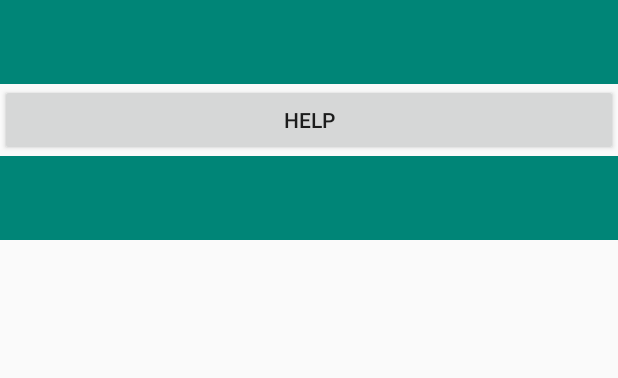
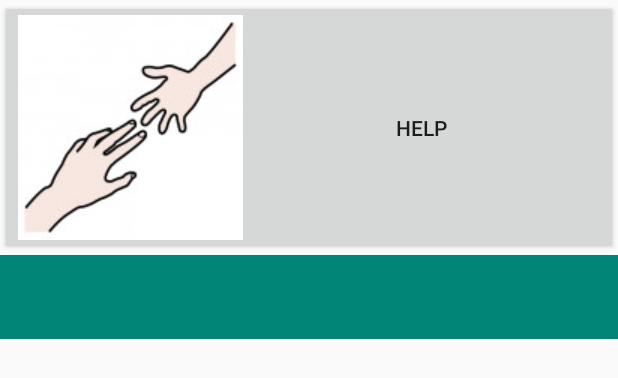
Before and after one commit to hti-group4/PECS2life, an Android app: the layout activity_main.xml on its own in the app's theme, with its tools: preview values and no code run, on a phone screen of 412 x 824 dp. Shown: the top 378 px of the screen. Run offline under Robolectric (Android 15) with nearby library versions, the phone set to English and light mode, and no system bars.

Commit message:
removed the app toolbar & added a photo for the help card button

```diff
--- a/PECS2lifeAndroid/app/src/main/java/io/github/htigroup4/pecs2life/MainActivity.java
+++ b/PECS2lifeAndroid/app/src/main/java/io/github/htigroup4/pecs2life/MainActivity.java
@@ -1,18 +1,3 @@
-/*
- * Copyright (C) 2018 Google Inc.
- *
- * Licensed under the Apache License, Version 2.0 (the "License");
- * you may not use this file except in compliance with the License.
- * You may obtain a copy of the License at
- *
- *     http://www.apache.org/licenses/LICENSE-2.0
- *
- * Unless required by applicable law or agreed to in writing, software
- * distributed under the License is distributed on an "AS IS" BASIS,
- * WITHOUT WARRANTIES OR CONDITIONS OF ANY KIND, either express or implied.
- * See the License for the specific language governing permissions and
- * limitations under the License.
- */
 
 package io.github.htigroup4.pecs2life;
 
@@ -20,7 +5,6 @@ import android.os.Bundle;
 
 import com.google.android.material.tabs.TabLayout;
 import androidx.appcompat.app.AppCompatActivity;
-import androidx.appcompat.widget.Toolbar;
 import androidx.viewpager.widget.ViewPager;
 
 
@@ -42,9 +26,6 @@ public class MainActivity extends AppCompatActivity {
     protected void onCreate(Bundle savedInstanceState) {
         super.onCreate(savedInstanceState);
         setContentView(R.layout.activity_main);
-
-        Toolbar toolbar = findViewById(R.id.toolbar);
-        setSupportActionBar(toolbar);
 
         // Create an instance of the tab layout from the view.
         TabLayout tabLayout = findViewById(R.id.tab_layout);
--- a/PECS2lifeAndroid/app/src/main/res/layout/activity_main.xml
+++ b/PECS2lifeAndroid/app/src/main/res/layout/activity_main.xml
@@ -1,6 +1,5 @@
 <?xml version="1.0" encoding="utf-8"?>
 <RelativeLayout xmlns:android="http://schemas.android.com/apk/res/android"
-    xmlns:app="http://schemas.android.com/apk/res-auto"
     xmlns:tools="http://schemas.android.com/tools"
     android:id="@+id/activity_main"
     android:layout_width="match_parent"
@@ -8,21 +7,22 @@
     android:padding="0dp"
     tools:context=".MainActivity">
 
-    <androidx.appcompat.widget.Toolbar
-        android:id="@+id/toolbar"
+    <Button
+        android:id="@+id/help_button"
         android:layout_width="match_parent"
         android:layout_height="wrap_content"
-        android:layout_alignParentTop="true"
-        android:background="?attr/colorPrimary"
-        android:minHeight="?attr/actionBarSize"
-        android:theme="@style/ThemeOverlay.AppCompat.Dark.ActionBar"
-        app:popupTheme="@style/ThemeOverlay.AppCompat.Light"/>
+        android:layout_alignParentStart="true"
+        android:layout_alignParentEnd="true"
+        android:layout_marginTop="0dp"
+        android:layout_marginBottom="0dp"
+        android:drawableStart="@drawable/auttaa"
+        android:text="@string/help_request_button" />
 
     <com.google.android.material.tabs.TabLayout
         android:id="@+id/tab_layout"
         android:layout_width="match_parent"
         android:layout_height="wrap_content"
-        android:layout_below="@+id/button"
+        android:layout_below="@id/help_button"
         android:layout_marginTop="0dp"
         android:background="?attr/colorPrimary"
         android:minHeight="?attr/actionBarSize"
@@ -31,19 +31,20 @@
     <androidx.viewpager.widget.ViewPager
         android:id="@+id/pager"
         android:layout_width="match_parent"
-        android:layout_height="553dp"
+        android:layout_height="wrap_content"
         android:layout_below="@id/tab_layout"
         android:layout_marginTop="0dp" />
 
-    <Button
-        android:id="@+id/button"
+
+    <!--<ImageButton
+        android:id="@+id/imageButton"
         android:layout_width="match_parent"
         android:layout_height="wrap_content"
-        android:layout_below="@+id/toolbar"
         android:layout_alignParentStart="true"
         android:layout_alignParentEnd="true"
         android:layout_marginTop="0dp"
         android:layout_marginBottom="0dp"
-        android:text="@string/help_request_button" />
+        android:text="@string/help_request_button"
+        android:src="@drawable/auttaa" />-->
 
 </RelativeLayout>
```
Also changed, not shown: PECS2lifeAndroid/app/src/main/res/drawable/auttaa.jpg (added).
